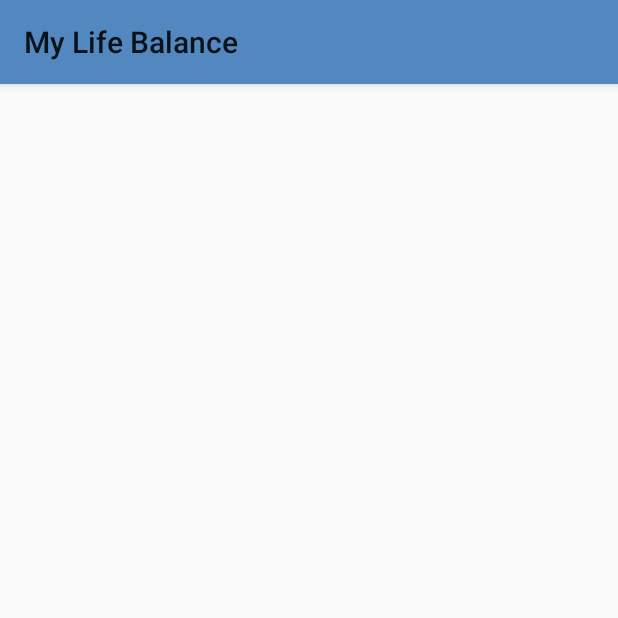
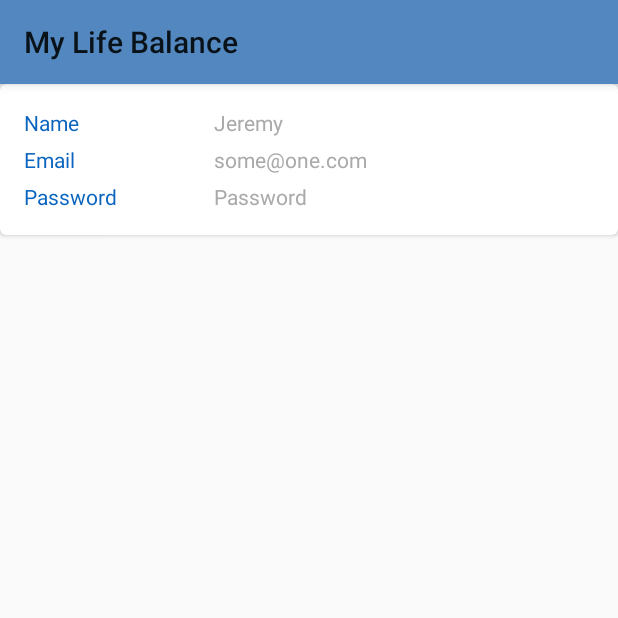
Before and after one commit to Bowen35/MyLifeBalance1.1, an Android app: the ViewUsers screen opened directly, with no data from a screen before it, on a phone screen of 412 x 824 dp, the top half of it. Run offline under Robolectric (Android 15) with nearby library versions, the phone set to English and light mode, and no system bars; libraries missing offline, so code that uses them is left out: com.readystatesoftware.sqliteasset.

Commit message:
Register users working. View all users working.

```diff
--- a/app/src/main/java/com/inducesmile/androidmultiquiz/QuizMenuActivity.java
+++ b/app/src/main/java/com/inducesmile/androidmultiquiz/QuizMenuActivity.java
@@ -116,8 +116,8 @@ public class QuizMenuActivity extends AppCompatActivity {
         viewUsers.setOnClickListener(new View.OnClickListener() {
             @Override
             public void onClick(View view) {
-//                Intent ViewUserIntent = new Intent(QuizMenuActivity.this, ViewUsers.class);
-//                startActivity(ViewUserIntent);
+                Intent ViewUserIntent = new Intent(QuizMenuActivity.this, ViewUsers.class);
+                startActivity(ViewUserIntent);
             }
         });
 
--- a/app/src/main/java/com/inducesmile/androidmultiquiz/ViewUsers.java
+++ b/app/src/main/java/com/inducesmile/androidmultiquiz/ViewUsers.java
@@ -2,14 +2,42 @@ package com.inducesmile.androidmultiquiz;
 
 import android.support.v7.app.AppCompatActivity;
 import android.os.Bundle;
+import android.support.v7.widget.AppCompatTextView;
+import android.support.v7.widget.DefaultItemAnimator;
+import android.support.v7.widget.LinearLayoutManager;
+import android.support.v7.widget.RecyclerView;
+
+import com.inducesmile.androidmultiquiz.adapters.ClientRecyclerAdapter;
+import com.inducesmile.androidmultiquiz.database.DBHandler;
+import com.inducesmile.androidmultiquiz.entities.Client;
+
+import java.util.ArrayList;
+import java.util.List;
 
 public class ViewUsers extends AppCompatActivity {
+
+    private RecyclerView recyclerViewClients;
+    private List<Client> listClients;
+    private ClientRecyclerAdapter clientRecyclerAdapter;
+    private DBHandler dbh;
 
     @Override
     protected void onCreate(Bundle savedInstanceState) {
         super.onCreate(savedInstanceState);
         setContentView(R.layout.activity_view_users);
 
+        recyclerViewClients = (RecyclerView) findViewById(R.id.recyclerViewClient);
+        listClients = new ArrayList<>();
+        clientRecyclerAdapter = new ClientRecyclerAdapter(listClients);
 
+        RecyclerView.LayoutManager mLayoutManager = new LinearLayoutManager(getApplicationContext());
+        recyclerViewClients.setLayoutManager(mLayoutManager);
+        recyclerViewClients.setItemAnimator(new DefaultItemAnimator());
+        recyclerViewClients.setHasFixedSize(true);
+        recyclerViewClients.setAdapter(clientRecyclerAdapter);
+        dbh = new DBHandler(ViewUsers.this);
+
+        listClients.clear();
+        listClients.addAll(dbh.getAllClient());
     }
 }
--- /dev/null
+++ b/app/src/main/java/com/inducesmile/androidmultiquiz/adapters/ClientRecyclerAdapter.java
@@ -0,0 +1,67 @@
+package com.inducesmile.androidmultiquiz.adapters;
+import android.support.v7.widget.AppCompatTextView;
+import android.support.v7.widget.RecyclerView;
+import android.util.Log;
+import android.view.LayoutInflater;
+import android.view.View;
+import android.view.ViewGroup;
+
+import com.inducesmile.androidmultiquiz.R;
+import com.inducesmile.androidmultiquiz.entities.Client;
+
+import java.util.List;
+
+/**
+ * Created by lalit on 10/10/2016.
+ */
+
+public class ClientRecyclerAdapter extends RecyclerView.Adapter<ClientRecyclerAdapter.ClientViewHolder> {
+
+    private List<Client> listClients;
+
+    public ClientRecyclerAdapter(List<Client> listClients) {
+        this.listClients = listClients;
+    }
+
+    @Override
+    public ClientViewHolder onCreateViewHolder(ViewGroup parent, int viewType) {
+        // inflating recycler item view
+        View itemView = LayoutInflater.from(parent.getContext())
+                .inflate(R.layout.item_client_recycler, parent, false);
+
+        return new ClientViewHolder(itemView);
+    }
+
+    @Override
+    public void onBindViewHolder(ClientViewHolder holder, int position) {
+        holder.textViewName.setText(listClients.get(position).getName());
+        holder.textViewEmail.setText(listClients.get(position).getEmail());
+//        holder.textViewPassword.setText(listClients.get(position).getPassword());
+    }
+
+    @Override
+    public int getItemCount() {
+        Log.v(ClientRecyclerAdapter.class.getSimpleName(),""+listClients.size());
+        return listClients.size();
+    }
+
+
+    /**
+     * ViewHolder class
+     */
+    public class ClientViewHolder extends RecyclerView.ViewHolder {
+
+        public AppCompatTextView textViewName;
+        public AppCompatTextView textViewEmail;
+//        public AppCompatTextView textViewPassword;
+
+        public ClientViewHolder(View view) {
+            super(view);
+            textViewName = (AppCompatTextView) view.findViewById(R.id.textViewName);
+            textViewEmail = (AppCompatTextView) view.findViewById(R.id.textViewEmail);
+//            textViewPassword = (AppCompatTextView) view.findViewById(R.id.textViewPassword);
+        }
+    }
+
+
+}
--- a/app/src/main/res/layout/activity_view_users.xml
+++ b/app/src/main/res/layout/activity_view_users.xml
@@ -1,9 +1,14 @@
 <?xml version="1.0" encoding="utf-8"?>
-<android.support.constraint.ConstraintLayout xmlns:android="http://schemas.android.com/apk/res/android"
-    xmlns:app="http://schemas.android.com/apk/res-auto"
+<LinearLayout xmlns:android="http://schemas.android.com/apk/res/android"
     xmlns:tools="http://schemas.android.com/tools"
     android:layout_width="match_parent"
     android:layout_height="match_parent"
+    android:orientation="vertical"
     tools:context="com.inducesmile.androidmultiquiz.ViewUsers">
 
-</android.support.constraint.ConstraintLayout>
+    <android.support.v7.widget.RecyclerView
+        android:id="@+id/recyclerViewClient"
+        android:layout_width="match_parent"
+        android:layout_height="match_parent" />
+
+</LinearLayout>
--- /dev/null
+++ b/app/src/main/res/layout/item_client_recycler.xml
@@ -0,0 +1,82 @@
+<?xml version="1.0" encoding="utf-8"?>
+<android.support.v7.widget.CardView xmlns:android="http://schemas.android.com/apk/res/android"
+    xmlns:card_view="http://schemas.android.com/apk/res-auto"
+    android:layout_width="match_parent"
+    android:layout_height="wrap_content"
+    card_view:cardCornerRadius="4dp">
+
+
+    <LinearLayout
+        android:layout_width="match_parent"
+        android:layout_height="wrap_content"
+        android:orientation="vertical"
+        android:padding="16dp">
+
+        <LinearLayout
+            android:layout_width="match_parent"
+            android:layout_height="wrap_content"
+            android:orientation="horizontal">
+
+            <android.support.v7.widget.AppCompatTextView
+                android:layout_width="match_parent"
+                android:layout_height="wrap_content"
+                android:layout_weight="2"
+                android:text="@string/hint_name"
+                android:textColor="@color/colorAccent" />
+
+            <android.support.v7.widget.AppCompatTextView
+                android:id="@+id/textViewName"
+                android:layout_width="match_parent"
+                android:layout_height="wrap_content"
+                android:layout_weight="1"
+                android:text="@string/hint_name"
+                android:textColor="@android:color/darker_gray" />
+        </LinearLayout>
+
+        <LinearLayout
+            android:layout_width="match_parent"
+            android:layout_height="wrap_content"
+            android:layout_marginTop="5dp"
+            android:orientation="horizontal">
+
+            <android.support.v7.widget.AppCompatTextView
+                android:layout_width="match_parent"
+                android:layout_height="wrap_content"
+                android:layout_weight="2"
+                android:text="@string/hint_email"
+                android:textColor="@color/colorAccent" />
+
+            <android.support.v7.widget.AppCompatTextView
+                android:id="@+id/textViewEmail"
+                android:layout_width="match_parent"
+                android:layout_height="wrap_content"
+                android:layout_weight="1"
+                android:text="@string/hint_email"
+                android:textColor="@android:color/darker_gray" />
+        </LinearLayout>
+
+        <LinearLayout
+            android:layout_width="match_parent"
+            android:layout_height="wrap_content"
+            android:layout_marginTop="5dp"
+            android:orientation="horizontal">
+
+            <android.support.v7.widget.AppCompatTextView
+                android:layout_width="match_parent"
+                android:layout_height="wrap_content"
+                android:layout_weight="2"
+                android:text="@string/hint_password"
+                android:textColor="@color/colorAccent" />
+
+            <android.support.v7.widget.AppCompatTextView
+                android:id="@+id/textViewPassword"
+                android:layout_width="match_parent"
+                android:layout_height="wrap_content"
+                android:layout_weight="1"
+                android:text="@string/hint_password"
+                android:textColor="@android:color/darker_gray" />
+        </LinearLayout>
+
+    </LinearLayout>
+
+</android.support.v7.widget.CardView>
--- a/app/src/main/res/values/strings.xml
+++ b/app/src/main/res/values/strings.xml
@@ -67,4 +67,7 @@
     <string name="website">Visit Website</string>
     <string name="view_users">View All Users</string>
     <string name="logout">Log Out</string>
+    <string name="hint_password">Password</string>
+    <string name="hint_email">Email</string>
+    <string name="hint_name">Name</string>
 </resources>
```
Also changed, not shown: app/src/main/java/com/inducesmile/androidmultiquiz/SignInActivity.java (+10 -0 lines).
